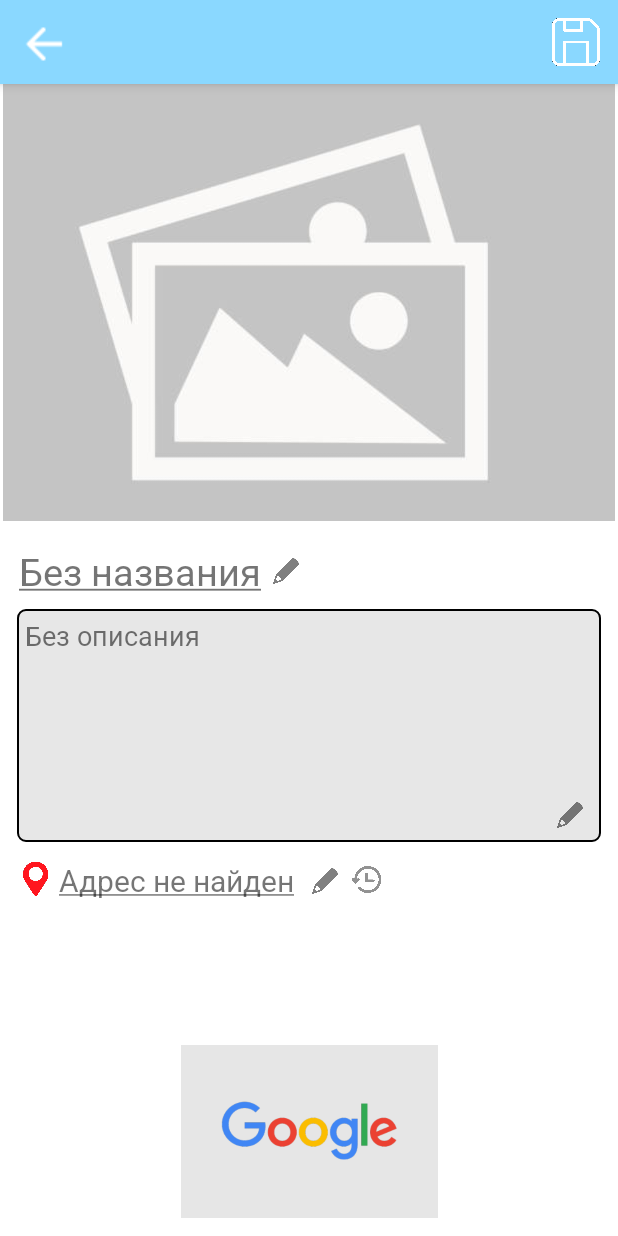
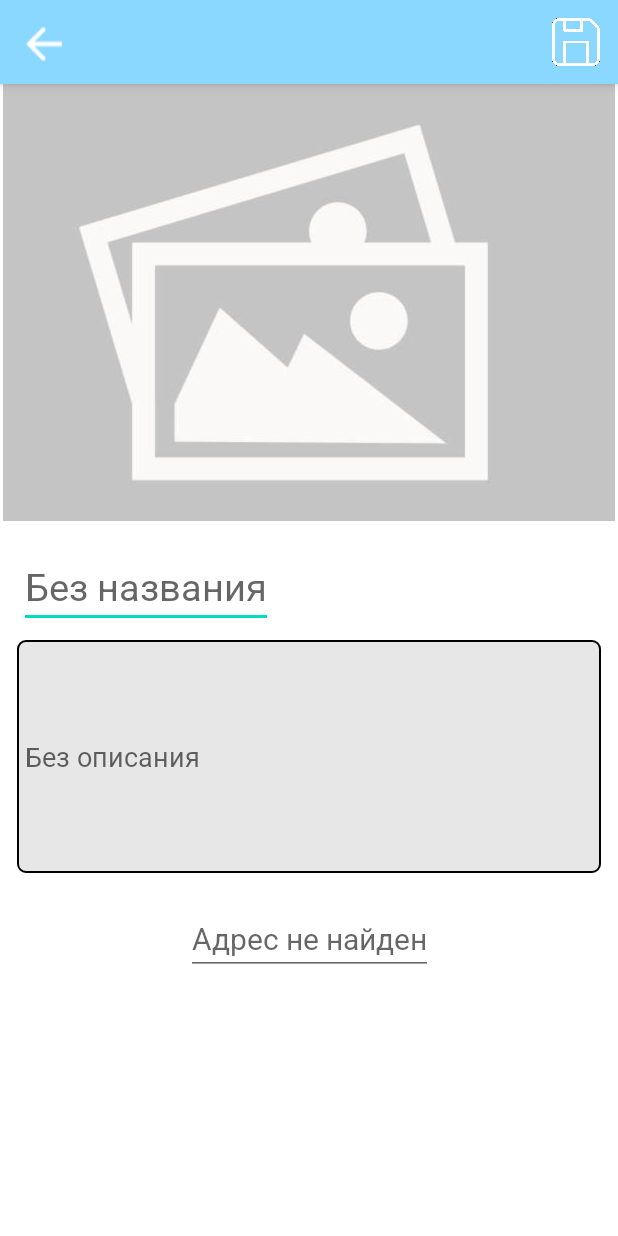
Before and after one commit to ArtemDaemon/TravelTrackerApp, an Android app: the layout activity_create.xml on its own in the app's theme, with its tools: preview values and no code run, on a phone screen of 412 x 824 dp. Run offline under Robolectric (Android 15) with nearby library versions, the phone set to English and light mode, and no system bars.

Commit message:
Добавил заполнение данных и вставку изображения

```diff
--- a/app/src/main/AndroidManifest.xml
+++ b/app/src/main/AndroidManifest.xml
@@ -23,6 +23,7 @@
             </intent-filter>
         </activity>
         <activity android:name=".PlaceDetailsActivity"/>
+        <activity android:name=".CreateActivity"/>
 
     </application>
 
--- /dev/null
+++ b/app/src/main/java/com/example/traveltrackerapp/CreateActivity.java
@@ -0,0 +1,58 @@
+package com.example.traveltrackerapp;
+
+import android.content.Intent;
+import android.net.Uri;
+import android.os.Bundle;
+import android.widget.Button;
+import android.widget.EditText;
+import android.widget.ImageView;
+
+import androidx.activity.result.ActivityResultLauncher;
+import androidx.activity.result.contract.ActivityResultContracts;
+import androidx.appcompat.app.AppCompatActivity;
+import androidx.appcompat.widget.Toolbar;
+
+public class CreateActivity extends AppCompatActivity {
+    private EditText editName, editDescription, editAddress;
+    private Button buttonSave;
+    private ActivityResultLauncher<Intent> imagePickerLauncher;
+    private String selectedImageUri = "";
+
+    @Override
+    protected void onCreate(Bundle savedInstanceState) {
+        super.onCreate(savedInstanceState);
+        setContentView(R.layout.activity_create);
+
+        Toolbar toolbar = findViewById(R.id.toolbar);
+        toolbar.setNavigationOnClickListener(v -> {finish();});
+
+        EditText nameEditText = findViewById(R.id.place_create_name);
+        EditText descriptionEditText = findViewById(R.id.place_create_description);
+        EditText addressEditText = findViewById(R.id.place_create_address);
+
+        String name = nameEditText.getText().toString().trim();
+        String description = descriptionEditText.getText().toString().trim();
+        String address = addressEditText.getText().toString().trim();
+
+        imagePickerLauncher = registerForActivityResult(
+                new ActivityResultContracts.StartActivityForResult(),
+                result -> {
+                    if (result.getResultCode() == RESULT_OK && result.getData() != null) {
+                        Uri imageUri = result.getData().getData();
+                        ImageView imageView = findViewById(R.id.place_create_image);
+                        imageView.setImageURI(imageUri);
+                        selectedImageUri = imageUri.toString();
+                    }
+                }
+        );
+
+        ImageView imageView = findViewById(R.id.place_create_image);
+        imageView.setOnClickListener(v -> openGallery());
+    }
+
+    private void openGallery() {
+        Intent intent = new Intent(Intent.ACTION_PICK);
+        intent.setType("image/*");
+        imagePickerLauncher.launch(intent);
+    }
+}
--- a/app/src/main/java/com/example/traveltrackerapp/MainActivity.java
+++ b/app/src/main/java/com/example/traveltrackerapp/MainActivity.java
@@ -1,11 +1,13 @@
 package com.example.traveltrackerapp;
 
+import android.content.Intent;
 import android.os.Bundle;
 
 import androidx.appcompat.app.AppCompatActivity;
 import androidx.fragment.app.Fragment;
 
 import com.google.android.material.bottomnavigation.BottomNavigationView;
+import com.google.android.material.floatingactionbutton.FloatingActionButton;
 
 public class MainActivity extends AppCompatActivity {
     @Override
@@ -32,6 +34,12 @@ public class MainActivity extends AppCompatActivity {
             }
             return false;
         });
+
+        FloatingActionButton fab = findViewById(R.id.add_location_button);
+        fab.setOnClickListener(v -> {
+            Intent intent = new Intent(this, CreateActivity.class);
+            startActivity(intent);
+        });
     }
 
     private void loadFragment(Fragment fragment) {
--- a/app/src/main/res/layout/activity_create.xml
+++ b/app/src/main/res/layout/activity_create.xml
@@ -19,7 +19,7 @@
         app:popupTheme="@style/ThemeOverlay.AppCompat.Light" />
 
     <ImageView
-        android:id="@+id/imageView11"
+        android:id="@+id/place_create_image"
         android:layout_width="408dp"
         android:layout_height="291dp"
         android:contentDescription="@string/no_image_place"
@@ -28,115 +28,47 @@
         app:layout_constraintTop_toBottomOf="@+id/toolbar"
         app:srcCompat="@drawable/no_image" />
 
-    <TextView
-        android:id="@+id/textView6"
+    <EditText
+        android:id="@+id/place_create_name"
         android:layout_width="wrap_content"
         android:layout_height="wrap_content"
         android:layout_marginTop="16dp"
         android:fontFamily="@font/roboto"
-        android:text='@string/new_place_name'
+        android:hint='@string/new_place_name'
         android:textSize="25sp"
+        android:inputType="text"
         app:layout_constraintEnd_toEndOf="parent"
         app:layout_constraintHorizontal_bias="0.051"
         app:layout_constraintStart_toStartOf="parent"
-        app:layout_constraintTop_toBottomOf="@+id/imageView11" />
+        app:layout_constraintTop_toBottomOf="@+id/place_create_image" />
 
-    <ImageView
-        android:id="@+id/imageView13"
-        android:layout_width="17dp"
-        android:layout_height="20dp"
-        android:layout_marginStart="8dp"
-        android:layout_marginTop="23dp"
-        android:alpha=".5"
-        android:contentDescription="@string/place_name_edit_icon"
-        app:layout_constraintStart_toEndOf="@+id/textView6"
-        app:layout_constraintTop_toBottomOf="@+id/imageView11"
-        app:srcCompat="@drawable/ic_edit" />
-
-    <TextView
-        android:id="@+id/textView7"
+    <EditText
+        android:id="@+id/place_create_description"
         android:layout_width="389dp"
         android:layout_height="155dp"
         android:layout_marginTop="8dp"
         android:background="@drawable/round_corner"
         android:fontFamily="@font/roboto"
+        android:inputType="text"
         android:padding="5dp"
-        android:text="@string/new_place_description"
+        android:hint="@string/new_place_description"
         android:textSize="18sp"
         app:layout_constraintEnd_toEndOf="parent"
         app:layout_constraintStart_toStartOf="parent"
-        app:layout_constraintTop_toBottomOf="@+id/textView6" />
+        app:layout_constraintTop_toBottomOf="@+id/place_create_name" />
 
-    <ImageView
-        android:id="@+id/imageView14"
-        android:layout_width="17dp"
-        android:layout_height="20dp"
-        android:layout_marginEnd="12dp"
-        android:layout_marginBottom="8dp"
-        android:alpha=".5"
-        android:contentDescription="@string/place_name_edit_icon"
-        app:layout_constraintBottom_toBottomOf="@+id/textView7"
-        app:layout_constraintEnd_toEndOf="@+id/textView7"
-        app:srcCompat="@drawable/ic_edit" />
-
-    <ImageView
-        android:id="@+id/imageView18"
-        android:layout_width="31dp"
-        android:layout_height="33dp"
-        android:layout_marginStart="8dp"
-        android:layout_marginTop="8dp"
-        android:contentDescription="@string/place_address_pin"
-        app:layout_constraintStart_toStartOf="parent"
-        app:layout_constraintTop_toBottomOf="@+id/textView7"
-        app:srcCompat="@drawable/mappin" />
-
-    <TextView
-        android:id="@+id/textView8"
+    <EditText
+        android:id="@+id/place_create_address"
         android:layout_width="wrap_content"
         android:layout_height="wrap_content"
-        android:layout_marginTop="12dp"
+        android:layout_marginTop="20dp"
         android:fontFamily="@font/roboto"
-        android:text='@string/new_place_address'
+        android:inputType="textPostalAddress"
+        android:hint='@string/new_place_address'
         android:textSize="20sp"
         app:layout_constraintEnd_toEndOf="parent"
-        app:layout_constraintHorizontal_bias="0.155"
         app:layout_constraintStart_toStartOf="parent"
-        app:layout_constraintTop_toBottomOf="@+id/textView7" />
-
-    <ImageView
-        android:id="@+id/imageView19"
-        android:layout_width="17dp"
-        android:layout_height="20dp"
-        android:layout_marginStart="12dp"
-        android:layout_marginTop="16dp"
-        android:alpha=".5"
-        android:contentDescription="@string/place_name_edit_icon"
-        app:layout_constraintStart_toEndOf="@+id/textView8"
-        app:layout_constraintTop_toBottomOf="@+id/textView7"
-        app:srcCompat="@drawable/ic_edit" />
-
-    <ImageView
-        android:id="@+id/imageView20"
-        android:layout_width="22dp"
-        android:layout_height="18dp"
-        android:layout_marginStart="8dp"
-        android:layout_marginTop="16dp"
-        android:alpha=".5"
-        android:contentDescription="@string/refresh_address_icon"
-        app:layout_constraintStart_toEndOf="@+id/imageView19"
-        app:layout_constraintTop_toBottomOf="@+id/textView7"
-        app:srcCompat="@drawable/ic_places" />
-
-    <ImageView
-        android:id="@+id/imageView10"
-        android:layout_width="171dp"
-        android:layout_height="115dp"
-        android:layout_marginBottom="12dp"
-        android:contentDescription="@string/google_widget"
-        app:layout_constraintBottom_toBottomOf="parent"
-        app:layout_constraintEnd_toEndOf="parent"
-        app:layout_constraintStart_toStartOf="parent"
-        app:srcCompat="@drawable/no_widget" />
+        app:layout_constraintTop_toBottomOf="@+id/place_create_description" />
 
 
 </androidx.constraintlayout.widget.ConstraintLayout>
--- a/app/src/main/res/values/strings.xml
+++ b/app/src/main/res/values/strings.xml
@@ -21,9 +21,9 @@
     <string name="refresh_address_icon">refresh_address_icon</string>
     <string name="toolbar_save_icon">Сохранить</string>
     <string name="no_image_place">No image place</string>
-    <string name="new_place_name"><u>Без названия</u></string>
+    <string name="new_place_name">Без названия</string>
     <string name="new_place_description">Без описания</string>
-    <string name="new_place_address"><u>Адрес не найден</u></string>
+    <string name="new_place_address">Адрес не найден</string>
     <string name="google_widget">Google widget</string>
     <string name="card_place_photo">Card place photo</string>
 </resources>
```
